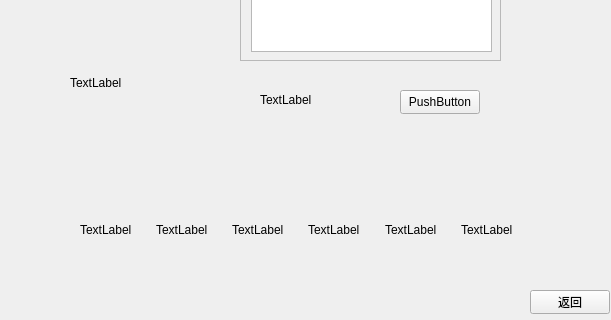
Qt form HumanResourceMachine/widget.ui (leverimmy/Human-Resource-Machine) before a commit; both pictures show x 90 to 701 and y 280 to 600 of the 800 by 600 pixel window.
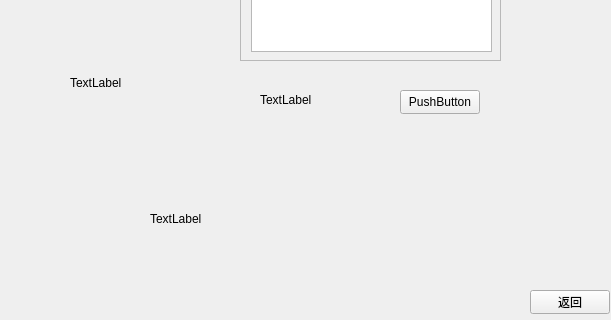
The same form after that commit. The open tabs and pages were chosen to show the change.

Commit message: feat: finished logic

The edit to the form file:
```diff
--- a/HumanResourceMachine/widget.ui
+++ b/HumanResourceMachine/widget.ui
@@ -204,60 +204,6 @@
       <string>TextLabel</string>
      </property>
     </widget>
-    <widget class="QWidget" name="horizontalLayoutWidget">
-     <property name="geometry">
-      <rect>
-       <x>170</x>
-       <y>470</y>
-       <width>451</width>
-       <height>80</height>
-      </rect>
-     </property>
-     <layout class="QHBoxLayout" name="vacantSpaces">
-      <item>
-       <widget class="QLabel" name="vacant0">
-        <property name="text">
-         <string>TextLabel</string>
-        </property>
-       </widget>
-      </item>
-      <item>
-       <widget class="QLabel" name="vacant1">
-        <property name="text">
-         <string>TextLabel</string>
-        </property>
-       </widget>
-      </item>
-      <item>
-       <widget class="QLabel" name="vacant4">
-        <property name="text">
-         <string>TextLabel</string>
-        </property>
-       </widget>
-      </item>
-      <item>
-       <widget class="QLabel" name="vacant3">
-        <property name="text">
-         <string>TextLabel</string>
-        </property>
-       </widget>
-      </item>
-      <item>
-       <widget class="QLabel" name="vacant2">
-        <property name="text">
-         <string>TextLabel</string>
-        </property>
-       </widget>
-      </item>
-      <item>
-       <widget class="QLabel" name="vacant5">
-        <property name="text">
-         <string>TextLabel</string>
-        </property>
-       </widget>
-      </item>
-     </layout>
-    </widget>
     <widget class="QLabel" name="announcementLabel">
      <property name="geometry">
       <rect>
@@ -369,6 +315,19 @@
       <string>TextLabel</string>
      </property>
     </widget>
+    <widget class="QLabel" name="vacantTextLabel">
+     <property name="geometry">
+      <rect>
+       <x>240</x>
+       <y>460</y>
+       <width>69</width>
+       <height>78</height>
+      </rect>
+     </property>
+     <property name="text">
+      <string>TextLabel</string>
+     </property>
+    </widget>
    </widget>
   </widget>
  </widget>
```
The commit also changes 2 other files.
